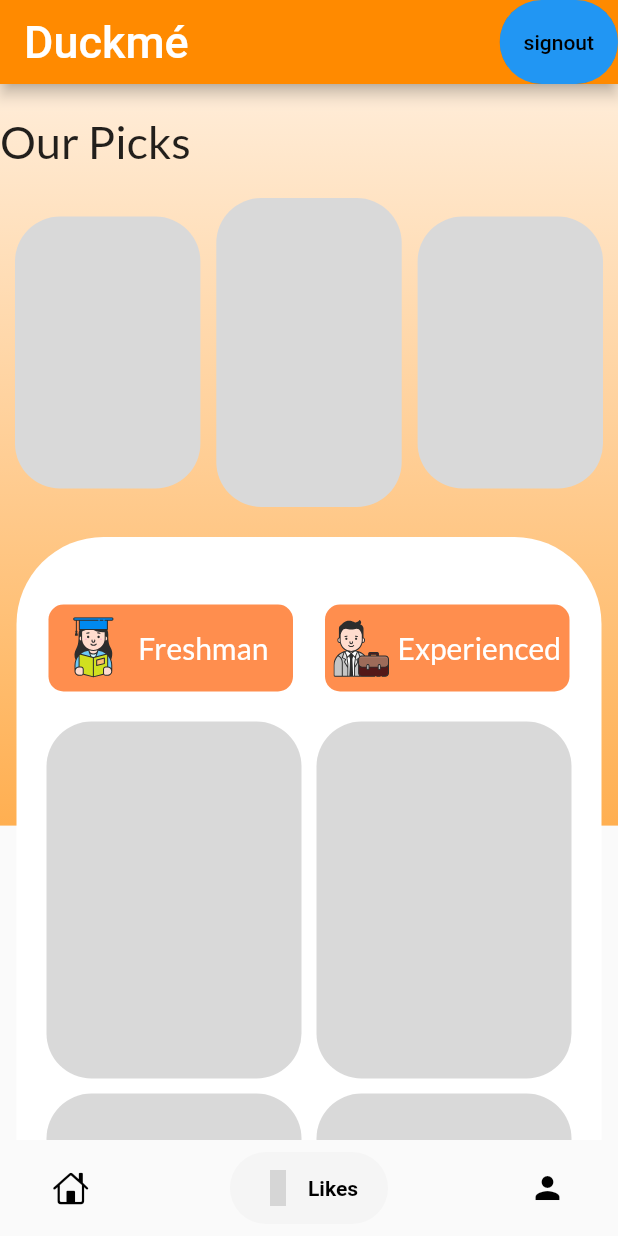
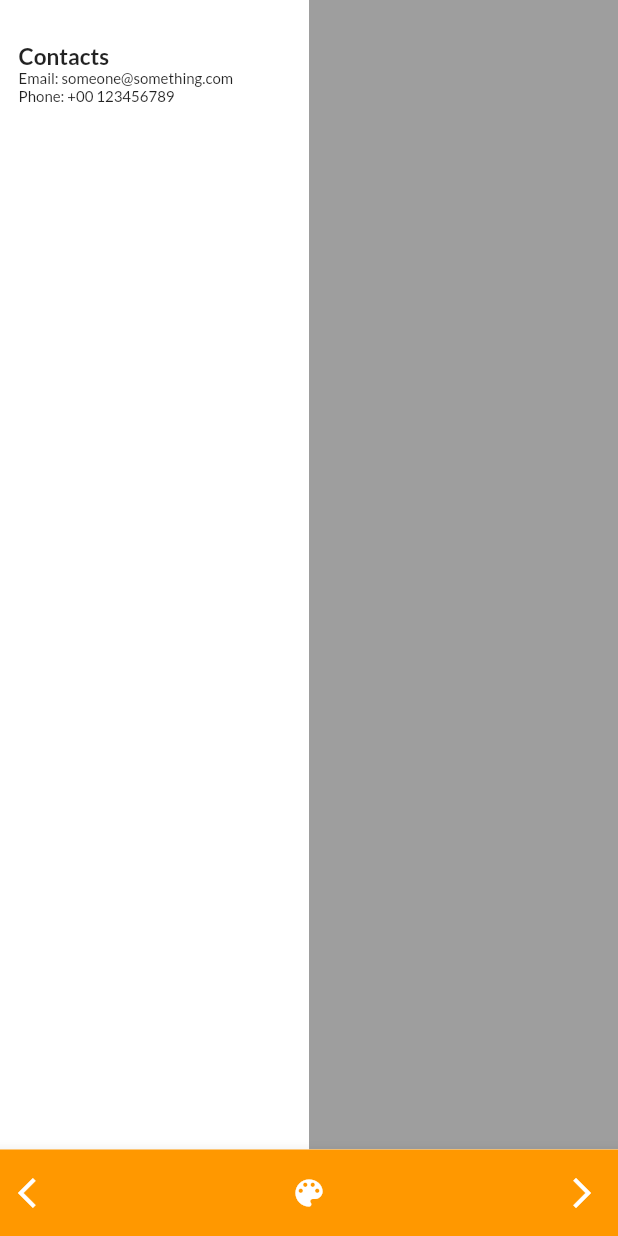
Before and after one commit to ShashankDeepak/Duckme, a Flutter app: the screen it shows after launch, on a phone screen of 412 x 824 dp. Run offline on Flutter 3.47's test engine with Material 2 defaults, Android fonts, the phone set to English and light mode, and no system bars; drawn by our look-alikes of google_nav_bar; our stand-ins replace cloud_firestore, firebase_auth, firebase_core, flutter_svg, google_fonts, hexcolor and 2 more; missing offline and left inert: cloud_firestore_web, firebase_auth_web, firebase_core_web; accounts and stored records are empty; grey boxes are pictures that could not be loaded.

Commit message:
Template 1

```diff
--- /dev/null
+++ b/lib/Templates/Template1.dart
@@ -0,0 +1,144 @@
+// ignore_for_file: prefer_const_constructors, prefer_const_literals_to_create_immutables
+
+import 'package:flutter/cupertino.dart';
+import 'package:flutter/material.dart';
+import 'package:google_fonts/google_fonts.dart';
+import 'package:google_nav_bar/google_nav_bar.dart';
+import 'package:material_design_icons_flutter/material_design_icons_flutter.dart';
+
+class Template1 extends StatefulWidget {
+  Template1({Key? key}) : super(key: key);
+
+  @override
+  State<Template1> createState() => _Template1State();
+}
+
+class _Template1State extends State<Template1> {
+  @override
+  Widget build(BuildContext context) {
+    double h(double height) {
+      return MediaQuery.of(context).size.height * height;
+    }
+
+    double w(double width) {
+      return MediaQuery.of(context).size.width * width;
+    }
+
+    List<Color> col = [Colors.grey, Colors.red, Colors.pink];
+    int index = 0;
+
+    increment() {
+      setState(() {
+        index++;
+      });
+    }
+
+    decrement() {
+      setState(() {
+        index--;
+      });
+    }
+
+    Widget rightExpanded(int index) {
+      return Expanded(
+        child: Container(
+          color: col[index],
+          child: Column(
+            children: [],
+          ),
+        ),
+      );
+    }
+
+    return SafeArea(
+      child: Scaffold(
+        bottomNavigationBar: BottomAppBar(
+          child: Container(
+            color: Colors.orange,
+            height: h(0.07),
+            child: Row(
+              mainAxisAlignment: MainAxisAlignment.spaceBetween,
+              children: [
+                IconButton(
+                  icon: Icon(Icons.arrow_back_ios),
+                  color: Colors.white,
+                  onPressed: () {
+                    if (index == 0) {
+                    } else {
+                      decrement();
+                    }
+                  },
+                ),
+                Icon(
+                  Icons.color_lens_rounded,
+                  color: Colors.white,
+                ),
+                IconButton(
+                  icon: Icon(Icons.arrow_forward_ios),
+                  color: Colors.white,
+                  onPressed: () {
+                    setState(() {
+                      if (index == col.length - 1) {
+                      } else {
+                        increment();
+                      }
+                    });
+                  },
+                ),
+              ],
+            ),
+          ),
+        ),
+        body: Row(
+          children: [
+            Expanded(
+              child: Container(
+                color: Color.fromARGB(255, 255, 255, 255),
+                child: Padding(
+                  padding: EdgeInsets.only(
+                    left: w(0.03),
+                    top: h(0.034),
+                  ),
+                  child: Column(
+                    crossAxisAlignment: CrossAxisAlignment.start,
+                    children: [
+                      Text(
+                        "Contacts",
+                        style: GoogleFonts.lato(
+                          fontWeight: FontWeight.bold,
+                          fontSize: 15,
+                        ),
+                      ),
+                      Text(
+                        "Email: " + "someone@something.com",
+                        style: GoogleFonts.lato(
+                          fontSize: 10,
+                        ),
+                      ),
+                      Text(
+                        "Phone: " + "+00 123456789",
+                        style: GoogleFonts.lato(
+                          fontSize: 10,
+                        ),
+                      ),
+                    ],
+                  ),
+                ),
+              ),
+            ),
+
+            // Expanded(
+            //   child: Container(
+            //     color: col[index],
+            //     child: Column(
+            //       children: [],
+            //     ),
+            //   ),
+            // ),
+            rightExpanded(index),
+          ],
+        ),
+      ),
+    );
+  }
+}
--- a/lib/main.dart
+++ b/lib/main.dart
@@ -8,6 +8,7 @@ import 'package:duckme/pages/title_page.dart';
 import 'package:firebase_auth/firebase_auth.dart';
 import 'package:flutter/material.dart';
 import 'package:firebase_core/firebase_core.dart';
+import 'Templates/Template1.dart';
 import 'auth_pages/login_page.dart';
 import 'firebase_options.dart';
 
@@ -29,7 +30,7 @@ class MyApp extends StatelessWidget {
       theme: ThemeData(
         primarySwatch: Colors.orange,
       ),
-      home: Home(),
+      home: Template1(),
       //(FirebaseAuth.instance.currentUser == null ? titlePage() : Home()),
     );
   }
```
